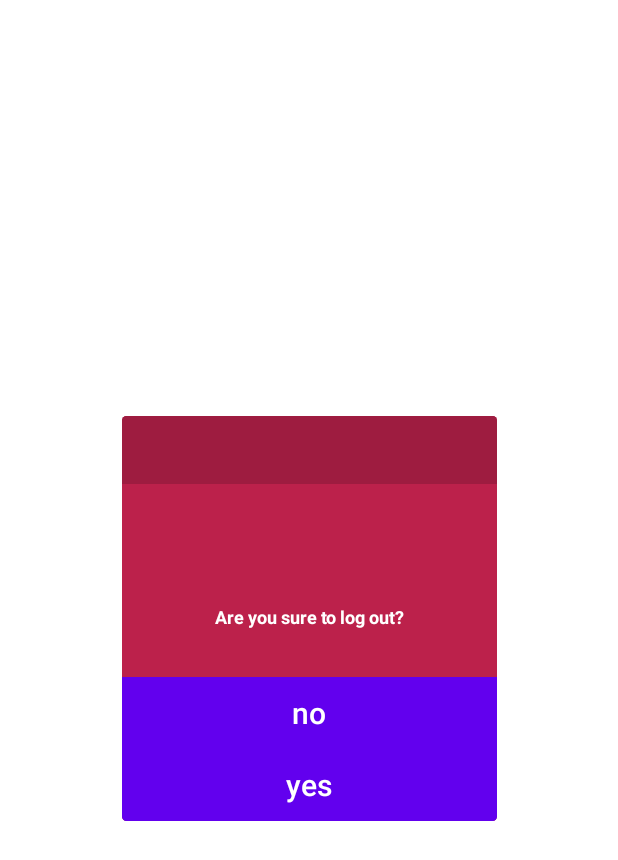
After one commit to nixetheus/Fitup, an Android app: the LogoutPopUp screen opened directly, with no data from a screen before it, on a phone screen of 412 x 824 dp. The commit adds this screen. Shown: the top 860 px of the screen. Run offline under Robolectric (Android 15) with nearby library versions, the light colour scheme and no system bars; our stand-ins replace Firebase (no records; nobody signed in at launch, a user with empty details on screens opened directly).

Commit message:
sign out button with pop up confirm

```diff
--- a/app/src/main/java/it/polimi/mobile/design/CentralActivity.kt
+++ b/app/src/main/java/it/polimi/mobile/design/CentralActivity.kt
@@ -1,13 +1,16 @@
 package it.polimi.mobile.design
 
+
+import android.content.Intent
+import android.os.Bundle
 import androidx.appcompat.app.AppCompatActivity
-import android.os.Bundle
+import com.google.android.gms.auth.api.signin.GoogleSignIn
+import com.google.android.gms.auth.api.signin.GoogleSignInOptions
 import com.google.firebase.auth.FirebaseAuth
 import com.google.firebase.database.DatabaseReference
 import com.google.firebase.database.FirebaseDatabase
 import it.polimi.mobile.design.databinding.ActivityCentralBinding
-import it.polimi.mobile.design.databinding.ActivityHomeBinding
-import it.polimi.mobile.design.databinding.ActivityMainBinding
+
 
 class CentralActivity : AppCompatActivity() {
     private lateinit var binding: ActivityCentralBinding
@@ -30,5 +33,17 @@ class CentralActivity : AppCompatActivity() {
                 "/n Gender="+it.child("gender").value.toString()
             }
         }
+        binding.exercisesLink.setOnClickListener{
+            val intent = Intent(this, ExerciseListActivity::class.java)
+            startActivity(intent)
+        }
+        binding.statsLinkText.setOnClickListener{
+
+        }
+        binding.signoutbtn.setOnClickListener{
+
+            val intent = Intent(this, LogoutPopUp::class.java)
+            startActivity(intent)
+        }
     }
 }
--- /dev/null
+++ b/app/src/main/java/it/polimi/mobile/design/LogoutPopUp.kt
@@ -0,0 +1,48 @@
+package it.polimi.mobile.design
+
+import android.content.Intent
+import androidx.appcompat.app.AppCompatActivity
+import android.os.Bundle
+import com.google.android.gms.auth.api.signin.GoogleSignIn
+import com.google.android.gms.auth.api.signin.GoogleSignInOptions
+import com.google.firebase.auth.FirebaseAuth
+import com.google.firebase.database.DatabaseReference
+import com.google.firebase.database.FirebaseDatabase
+import it.polimi.mobile.design.databinding.ActivityCentralBinding
+import it.polimi.mobile.design.databinding.ActivityLogoutPopUpBinding
+
+class LogoutPopUp : AppCompatActivity() {
+    private lateinit var binding: ActivityLogoutPopUpBinding
+    private lateinit var database : DatabaseReference
+    private lateinit var firebaseAuth: FirebaseAuth
+    override fun onCreate(savedInstanceState: Bundle?) {
+        super.onCreate(savedInstanceState)
+        binding = ActivityLogoutPopUpBinding.inflate(layoutInflater)
+        overridePendingTransition(0, 0)
+        setContentView(binding.root)
+        firebaseAuth = FirebaseAuth.getInstance()
+        val uid = firebaseAuth.uid.toString()
+        database = FirebaseDatabase.getInstance().getReference("Users")
+        database.child(uid).get().addOnSuccessListener {
+            if (it.exists()) {
+                val username = it.child("username").value
+                binding.popupWindowTitle.text = username.toString()
+            }
+        }
+        binding.yesBtn.setOnClickListener{
+            val options = GoogleSignInOptions.Builder(GoogleSignInOptions.DEFAULT_SIGN_IN)
+                .requestIdToken("925709693638-nm3agj53a3frj6invj8ob7tu63ot5f7r.apps.googleusercontent.com")
+                .requestEmail()
+                .build()
+
+            val googleClient = GoogleSignIn.getClient(application, options)
+            googleClient.signOut()
+            val intent = Intent(this, MainActivity::class.java)
+            startActivity(intent)
+        }
+        binding.noBtn.setOnClickListener{
+            val intent = Intent(this, CentralActivity::class.java)
+            startActivity(intent)
+        }
+    }
+}
--- a/app/src/main/java/it/polimi/mobile/design/MainActivity.kt
+++ b/app/src/main/java/it/polimi/mobile/design/MainActivity.kt
@@ -5,10 +5,6 @@ import android.content.Intent
 import androidx.appcompat.app.AppCompatActivity
 import android.os.Bundle
 import android.widget.Toast
-import androidx.activity.result.contract.ActivityResultContract
-import androidx.activity.result.contract.ActivityResultContracts
-import com.google.android.gms.auth.api.signin.GoogleSignIn.getClient
-import com.google.android.gms.auth.api.signin.GoogleSignIn.getSignedInAccountFromIntent
 import com.google.android.gms.auth.api.signin.GoogleSignInAccount
 import com.google.android.gms.auth.api.signin.GoogleSignInClient
 import com.google.android.gms.auth.api.signin.GoogleSignInOptions
@@ -18,19 +14,14 @@ import com.google.firebase.auth.GoogleAuthProvider
 import com.google.firebase.database.DatabaseReference
 import com.google.firebase.database.FirebaseDatabase
 import it.polimi.mobile.design.databinding.ActivityMainBinding
-import kotlinx.coroutines.CoroutineScope
-import kotlinx.coroutines.Dispatchers
-import kotlinx.coroutines.launch
-import kotlinx.coroutines.withContext
-import java.nio.file.Files.exists
 
-const val REQUEST_CODE_SIGN_IN=0
+
 class MainActivity : AppCompatActivity() {
-    private lateinit var googleSignInClient: GoogleSignInClient
+
     private lateinit var binding: ActivityMainBinding
     lateinit var mGoogleSignInClient: GoogleSignInClient
     private lateinit var database: DatabaseReference
-    val RC_SIGN_IN: Int = 1
+    val RC_SIGN_IN: Int = 0
     lateinit var gso:GoogleSignInOptions
     lateinit var mAuth: FirebaseAuth
 
--- a/app/src/main/java/it/polimi/mobile/design/entities/Exercise.kt
+++ b/app/src/main/java/it/polimi/mobile/design/entities/Exercise.kt
@@ -2,4 +2,6 @@ package it.polimi.mobile.design.entities
 
 import it.polimi.mobile.design.enum.ExerciseType
 
-data class Exercise(val eId:String?=null, val name: String?=null, val type: ExerciseType?=null)
+data class Exercise(val eId:String?=null, val name: String?=null, val type: ExerciseType?=null){
+
+}
--- a/app/src/main/res/layout/activity_central.xml
+++ b/app/src/main/res/layout/activity_central.xml
@@ -54,6 +54,20 @@
                         android:textStyle="bold"
                         app:layout_constraintBottom_toBottomOf="parent"
                         app:layout_constraintStart_toEndOf="@+id/imageView"
+                        app:layout_constraintTop_toTopOf="parent" />
+
+                    <Button
+                        android:id="@+id/signoutbtn"
+                        android:layout_width="87dp"
+                        android:layout_height="43dp"
+                        android:layout_marginStart="83dp"
+                        android:layout_marginTop="26dp"
+                        android:layout_marginEnd="16dp"
+                        android:layout_marginBottom="31dp"
+                        android:text="Sign Out"
+                        app:layout_constraintBottom_toBottomOf="parent"
+                        app:layout_constraintEnd_toEndOf="parent"
+                        app:layout_constraintStart_toEndOf="@+id/textView4"
                         app:layout_constraintTop_toTopOf="parent" />
                 </androidx.constraintlayout.widget.ConstraintLayout>
             </LinearLayout>
--- a/app/src/main/res/layout/activity_google_sign_in.xml
+++ /dev/null
@@ -1,9 +0,0 @@
-<?xml version="1.0" encoding="utf-8"?>
-<androidx.constraintlayout.widget.ConstraintLayout xmlns:android="http://schemas.android.com/apk/res/android"
-    xmlns:app="http://schemas.android.com/apk/res-auto"
-    xmlns:tools="http://schemas.android.com/tools"
-    android:layout_width="match_parent"
-    android:layout_height="match_parent"
-    tools:context=".GoogleSignIn">
-
-</androidx.constraintlayout.widget.ConstraintLayout>
--- /dev/null
+++ b/app/src/main/res/layout/activity_logout_pop_up.xml
@@ -0,0 +1,122 @@
+<?xml version="1.0" encoding="utf-8"?>
+<androidx.constraintlayout.widget.ConstraintLayout
+    xmlns:android="http://schemas.android.com/apk/res/android"
+    xmlns:app="http://schemas.android.com/apk/res-auto"
+    xmlns:tools="http://schemas.android.com/tools"
+    android:id="@+id/popup_window_background"
+    android:layout_width="match_parent"
+    android:layout_height="match_parent"
+    tools:context=".LogoutPopUp">
+
+
+    <androidx.cardview.widget.CardView
+        android:id="@+id/popup_window_view_with_border"
+        android:layout_width="wrap_content"
+        android:layout_height="wrap_content"
+        android:layout_centerHorizontal="true"
+        android:layout_centerVertical="true"
+        app:cardBackgroundColor="#FFFFFF"
+        app:cardCornerRadius="3dp"
+        app:cardElevation="0dp"
+        app:cardMaxElevation="0dp"
+        app:cardPreventCornerOverlap="false"
+        app:layout_constraintBottom_toBottomOf="parent"
+        app:layout_constraintLeft_toLeftOf="parent"
+        app:layout_constraintRight_toRightOf="parent"
+        app:layout_constraintTop_toTopOf="parent">
+
+        <androidx.cardview.widget.CardView
+            android:id="@+id/popup_window_view"
+            android:layout_width="wrap_content"
+            android:layout_height="wrap_content"
+            android:layout_centerInParent="true"
+            android:layout_margin="2dp"
+            app:cardBackgroundColor="@android:color/white"
+            app:cardCornerRadius="3dp"
+            app:cardElevation="0dp"
+            app:cardMaxElevation="0dp"
+            app:cardPreventCornerOverlap="false">
+
+            <androidx.constraintlayout.widget.ConstraintLayout
+                android:id="@+id/popup_window_background_container"
+                android:layout_width="250dp"
+                android:minHeight="170dp"
+                android:background="#bc214b"
+                android:layout_height="wrap_content"
+                android:layout_centerInParent="true">
+
+                <androidx.appcompat.widget.AppCompatTextView
+                    android:id="@+id/popup_window_text"
+                    android:layout_width="match_parent"
+                    android:layout_height="match_parent"
+                    android:layout_marginStart="8dp"
+                    android:layout_marginTop="8dp"
+                    android:layout_marginEnd="8dp"
+                    android:layout_marginBottom="8dp"
+                    android:text="Are you sure to log out?"
+                    android:gravity="center"
+                    android:textAlignment="center"
+                    android:textStyle="bold"
+                    android:textColor="#FFFFFF"
+                    android:textSize="12sp"
+                    app:layout_constraintBottom_toTopOf="@+id/yesBtn"
+                    app:layout_constraintEnd_toEndOf="parent"
+                    app:layout_constraintStart_toStartOf="parent"
+                    app:layout_constraintTop_toBottomOf="@+id/popup_window_title" />
+
+                <androidx.appcompat.widget.AppCompatTextView
+                    android:id="@+id/popup_window_title"
+                    android:layout_width="match_parent"
+                    android:layout_height="45dp"
+                    app:autoSizeTextType="uniform"
+                    app:autoSizeMaxTextSize="24dp"
+                    android:background="#9E1C40"
+                    android:text=""
+                    android:gravity="center"
+                    android:textAlignment="center"
+                    android:textColor="#FFFFFF"
+                    android:textSize="20sp"
+                    app:layout_constraintEnd_toEndOf="parent"
+                    app:layout_constraintStart_toStartOf="parent"
+                    app:layout_constraintTop_toTopOf="parent" />
+
+
+                <Button
+                    android:id="@+id/yesBtn"
+                    style="?android:attr/borderlessButtonStyle"
+                    android:layout_width="match_parent"
+                    android:layout_height="48dp"
+                    android:background="#851635"
+                    android:text="yes"
+                    android:textAllCaps="false"
+                    android:textColor="#FFFFFF"
+                    android:textSize="20sp"
+                    app:layout_constraintBottom_toBottomOf="parent"
+                    app:layout_constraintEnd_toEndOf="parent"
+                    app:layout_constraintStart_toStartOf="parent"
+                    app:layout_constraintTop_toBottomOf="@+id/noBtn" />
+
+                <Button
+                    android:id="@+id/noBtn"
+                    style="?android:attr/borderlessButtonStyle"
+                    android:layout_width="match_parent"
+                    android:layout_height="48dp"
+                    android:layout_marginBottom="16dp"
+                    android:background="#851635"
+                    android:text="no"
+                    android:textAllCaps="false"
+                    android:textColor="#FFFFFF"
+                    android:textSize="20sp"
+                    app:layout_constraintBottom_toBottomOf="parent"
+                    app:layout_constraintEnd_toEndOf="parent"
+                    app:layout_constraintEnd_toStartOf="@+id/yesBtn"
+                    app:layout_constraintHorizontal_bias="1.0"
+                    app:layout_constraintStart_toStartOf="parent"
+                    app:layout_constraintTop_toBottomOf="@+id/popup_window_text" />
+
+            </androidx.constraintlayout.widget.ConstraintLayout>
+
+        </androidx.cardview.widget.CardView>
+    </androidx.cardview.widget.CardView>
+
+</androidx.constraintlayout.widget.ConstraintLayout>
```
Also changed, not shown: app/src/main/AndroidManifest.xml (+7 -1 lines).
